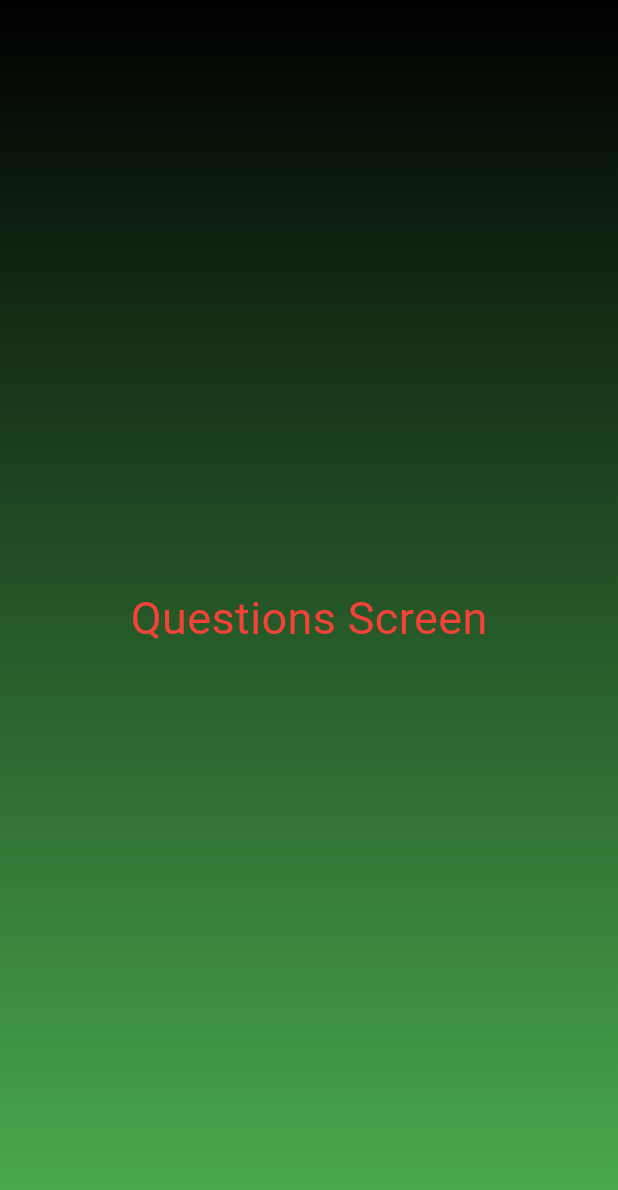
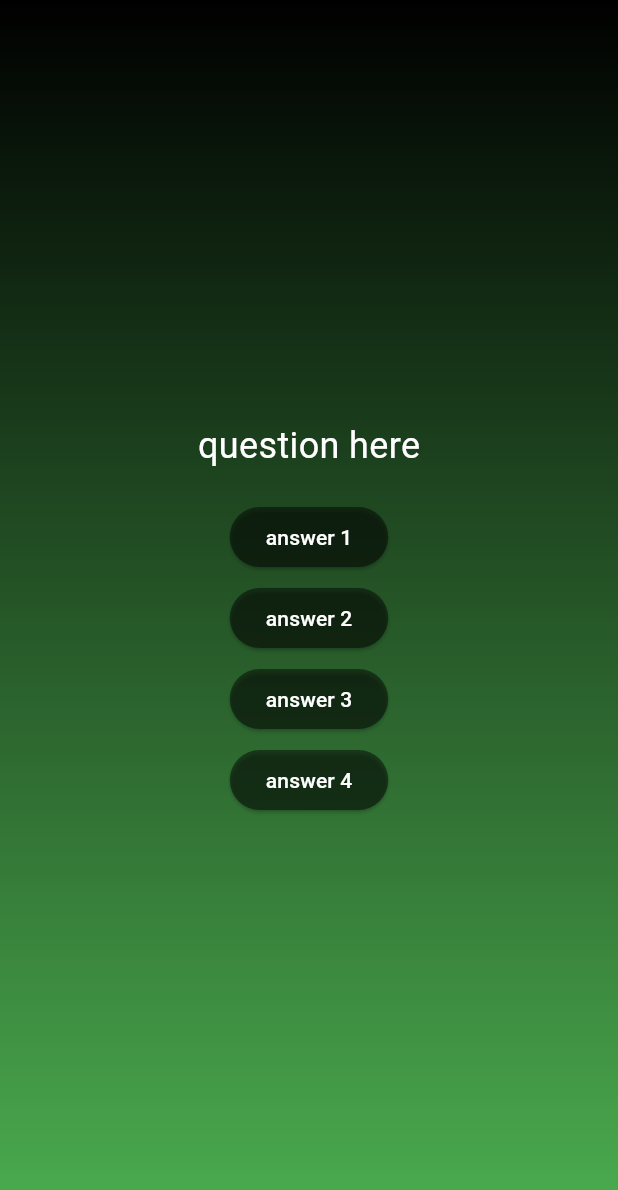
Before and after one commit to cheesyGarlicBread15/adv_basics, a Flutter app: the screen it shows after launch, after a tap on "Start Quiz", on a phone screen of 412 x 824 dp. Shown: the top 1190 px of the screen. Run offline on Flutter 3.47's test engine with Material 3 defaults, Android fonts, the phone set to English and light mode, and no system bars.

Commit message:
(67) questions screen design

```diff
--- a/lib/questions_screen.dart
+++ b/lib/questions_screen.dart
@@ -1,4 +1,6 @@
 import 'package:flutter/material.dart';
+import 'package:flutter/rendering.dart';
+import 'package:flutter/widgets.dart';
 
 class QuestionsScreen extends StatefulWidget {
   const QuestionsScreen({super.key});
@@ -10,13 +12,58 @@ class QuestionsScreen extends StatefulWidget {
 class _QuestionsScreenState extends State<QuestionsScreen> {
   @override
   Widget build(BuildContext context) {
-    return const Center(
-      child: Text(
-        'Questions Screen',
-        style: TextStyle(
-          color: Colors.red,
-          fontSize: 30,
-        ),
+    return Center(
+      child: Column(
+        mainAxisSize: MainAxisSize.min,
+        children: [
+          const Text(
+            'question here',
+            style: TextStyle(
+              color: Colors.white,
+              fontSize: 24,
+            ),
+          ),
+          const SizedBox(
+            height: 20,
+          ),
+          ElevatedButton(
+              onPressed: () {},
+              style: ElevatedButton.styleFrom(backgroundColor: Colors.black45),
+              child: const Text(
+                'answer 1',
+                style: TextStyle(color: Colors.white),
+              )),
+          const SizedBox(
+            height: 6,
+          ),
+          ElevatedButton(
+              onPressed: () {},
+              style: ElevatedButton.styleFrom(backgroundColor: Colors.black45),
+              child: const Text(
+                'answer 2',
+                style: TextStyle(color: Colors.white),
+              )),
+          const SizedBox(
+            height: 6,
+          ),
+          ElevatedButton(
+              onPressed: () {},
+              style: ElevatedButton.styleFrom(backgroundColor: Colors.black45),
+              child: const Text(
+                'answer 3',
+                style: TextStyle(color: Colors.white),
+              )),
+          const SizedBox(
+            height: 6,
+          ),
+          ElevatedButton(
+              onPressed: () {},
+              style: ElevatedButton.styleFrom(backgroundColor: Colors.black45),
+              child: const Text(
+                'answer 4',
+                style: TextStyle(color: Colors.white),
+              )),
+        ],
       ),
     );
   }
```
